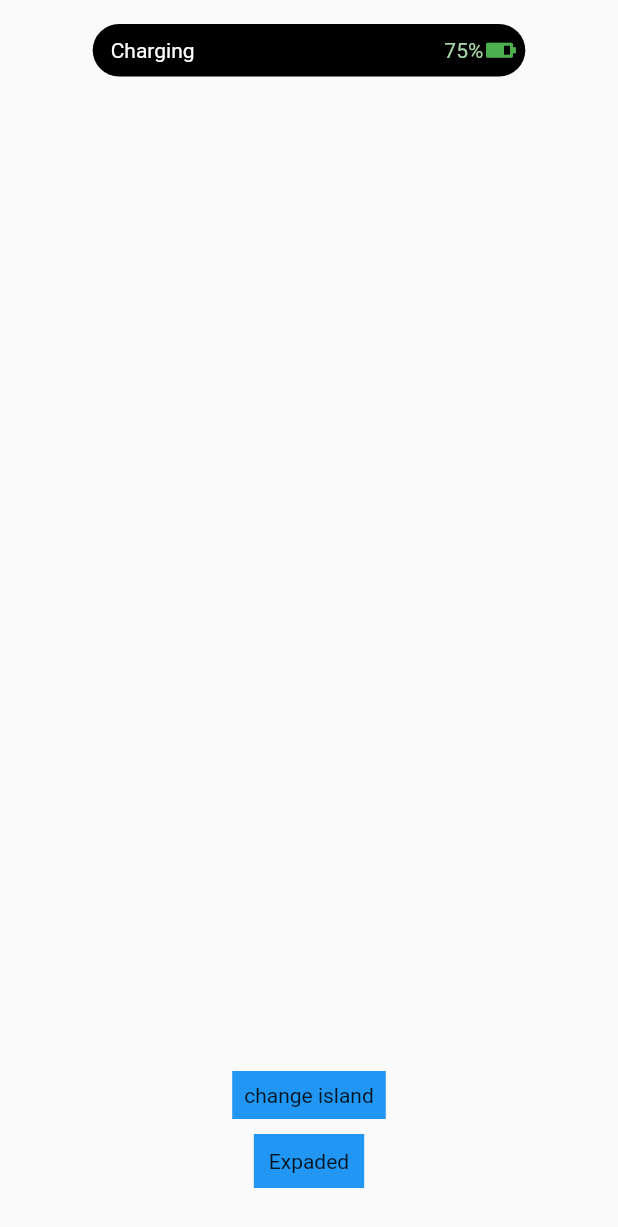
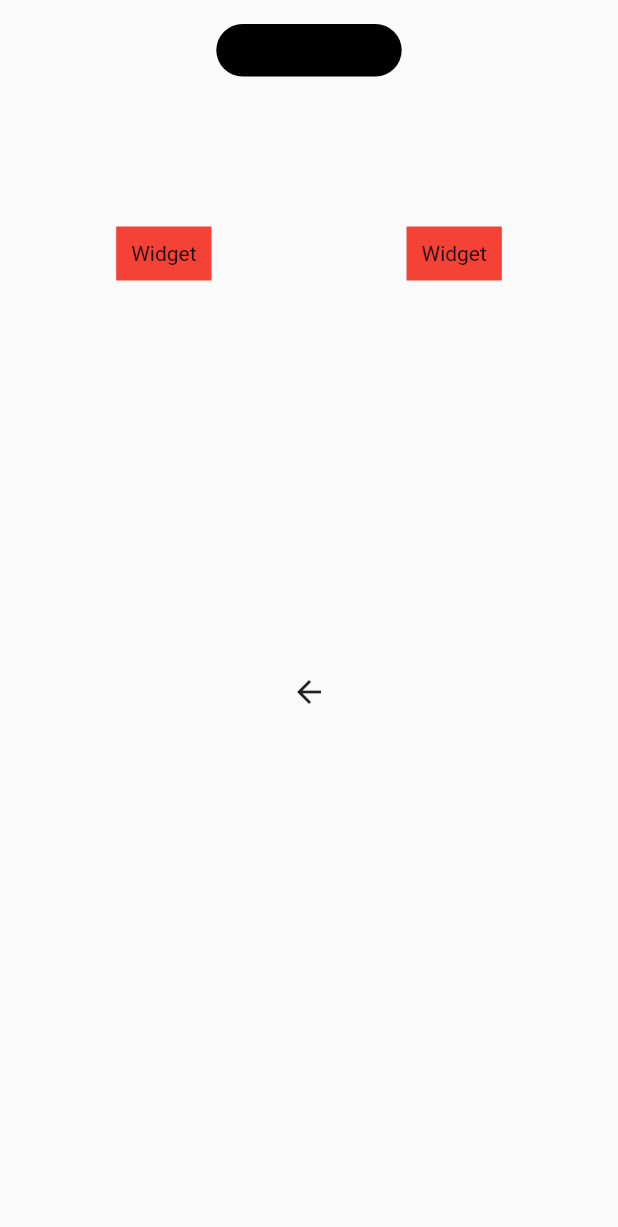
Before and after one commit to HerculesGit/flutter_dynamic_island, a Flutter app: the screen it shows after launch, on a phone screen of 412 x 824 dp. Shown: the top 1227 px of the screen. Run offline on Flutter 3.47's test engine with Material 2 defaults, Android fonts, the phone set to English and light mode, and no system bars.

Commit message:
added button on screen to change state of the islands

```diff
--- a/lib/presentation/views/home_view.dart
+++ b/lib/presentation/views/home_view.dart
@@ -5,7 +5,6 @@ import 'package:flutter_dynamic_island/presentation/widgets/music_island_widget.
 import 'package:provider/provider.dart';
 
 import '../controllers/animated_dynamic_island_controller.dart';
-import '../widgets/airpods_island_widget.dart';
 
 class HomeView extends StatefulWidget {
   const HomeView({Key? key}) : super(key: key);
@@ -15,6 +14,24 @@ class HomeView extends StatefulWidget {
 }
 
 class _HomeViewState extends State<HomeView> {
+  @override
+  void initState() {
+    Provider.of<AnimatedDynamicIsland>(context, listen: false)
+        .loadDynamicIsland([
+      ChargingIslandWidget(islandState: IslandState.none),
+      MusicIslandWidget(
+          // width
+          normalWidth: 0.5,
+          expandedWidth: 0.97,
+
+          // height
+          normalHeight: 0.2,
+          expandedHeight: 0.2,
+          islandState: IslandState.none)
+    ]);
+    super.initState();
+  }
+
   @override
   Widget build(BuildContext context) =>
       SafeArea(child: Scaffold(body: _buildBody()));
@@ -33,25 +50,47 @@ class _HomeViewState extends State<HomeView> {
             ],
           ),
           Expanded(
+            child: Padding(
+              padding: const EdgeInsets.only(top: 100),
+              child: Wrap(
+                runSpacing: 15,
+                spacing: 130,
+                children: [
+                  ...controller.dynamicIsland
+                      .map(
+                        (island) => GestureDetector(
+                          onTap: () => controller.didTapIsland(island),
+                          child: Container(
+                            padding: EdgeInsets.all(10),
+                            color: Colors.red,
+                            child: Text('${island.toString()}'),
+                          ),
+                        ),
+                      )
+                      .toList()
+                ],
+              ),
+            ),
+          ),
+          Expanded(
             child: Column(
-              mainAxisAlignment: MainAxisAlignment.end,
               children: [
-                InkWell(
-                  onTap: () => controller.changeButton(),
-                  child: Container(
-                      padding: EdgeInsets.all(8),
+                IconButton(
+                  onPressed: () {
+                    controller.didTapBackButton();
+                  },
+                  icon: Icon(Icons.arrow_back),
+                ),
+                if (controller.displayExpandedButton)
+                  GestureDetector(
+                    onTap: () => controller.didTapExpandButton(),
+                    child: Container(
+                      padding:
+                          EdgeInsets.symmetric(horizontal: 30, vertical: 16),
                       color: Colors.blue,
-                      child: const Text('change island')),
-                ),
-                const SizedBox(height: 10),
-                InkWell(
-                  onTap: () => controller.expandButton(),
-                  child: Container(
-                      padding: EdgeInsets.all(10),
-                      color: Colors.blue,
-                      child: const Text('Expaded')),
-                ),
-                const SizedBox(height: 32),
+                      child: Text('Expand'),
+                    ),
+                  )
               ],
             ),
           )
@@ -61,30 +100,6 @@ class _HomeViewState extends State<HomeView> {
   }
 
   Widget buildDynamicIslandScaffold(AnimatedDynamicIsland controller) {
-    // final double width = MediaQuery.of(context).size.width;
-    // return AnimatedContainer(
-    //   width: controller.isDefaultIcon ? width * 0.3 : width * 0.5,
-    //   height: 30,
-    //   duration: const Duration(milliseconds: 200),
-    //   margin: const EdgeInsets.only(top: 16.0),
-    //   decoration: BoxDecoration(
-    //     color: Colors.black,
-    //     borderRadius: BorderRadius.circular(15),
-    //   ),
-    //   child: AirpodsIslandWidget(opacity: controller.opacity),
-    // );
-    return ChargingIslandWidget(
-      islandState: IslandState.normal,
-    );
-
-    return const MusicIslandWidget(
-        // width
-        normalWidth: 0.5,
-        expandedWidth: 0.97,
-
-        // height
-        normalHeight: 0.2,
-        expandedHeight: 0.2,
-        islandState: IslandState.none);
+    return controller.currentIsland.build(context);
   }
 }
--- a/lib/presentation/widgets/charging_island_widget.dart
+++ b/lib/presentation/widgets/charging_island_widget.dart
@@ -5,7 +5,7 @@ import 'package:flutter_dynamic_island/presentation/widgets/factory/no_expanded_
 import 'animated_opacity_widget.dart';
 
 class ChargingIslandWidget extends NoExpandedIsland {
-  const ChargingIslandWidget(
+   ChargingIslandWidget(
       {Key? key,
       super.normalWidth = 0.7,
       super.normalHeight = 0.2,
--- a/lib/presentation/widgets/factory/island_factory.dart
+++ b/lib/presentation/widgets/factory/island_factory.dart
@@ -8,10 +8,10 @@ abstract class IslandFactory extends StatelessWidget {
   final double normalHeight;
   final double expandedWidth;
   final double expandedHeight;
-  final IslandState islandState;
+  IslandState islandState;
   final bool expandable;
 
-  const IslandFactory(
+   IslandFactory(
       {Key? key,
       required this.normalWidth,
       required this.expandedWidth,
--- a/lib/presentation/widgets/factory/no_expanded_island.dart
+++ b/lib/presentation/widgets/factory/no_expanded_island.dart
@@ -2,7 +2,7 @@ import 'package:flutter/material.dart';
 import 'package:flutter_dynamic_island/presentation/widgets/factory/island_factory.dart';
 
 abstract class NoExpandedIsland extends IslandFactory {
-  const NoExpandedIsland(
+   NoExpandedIsland(
       {Key? key,
       super.expandable = false,
       super.expandedWidth = 0.0,
--- a/lib/presentation/widgets/music_island_widget.dart
+++ b/lib/presentation/widgets/music_island_widget.dart
@@ -4,7 +4,7 @@ import 'package:flutter_dynamic_island/presentation/widgets/factory/island_facto
 import 'animated_opacity_widget.dart';
 
 class MusicIslandWidget extends IslandFactory {
-  const MusicIslandWidget(
+   MusicIslandWidget(
       {Key? key,
       super.expandable = true,
       required super.normalWidth,
```
Also changed, not shown: lib/presentation/controllers/animated_dynamic_island_controller.dart (+71 -0 lines).
